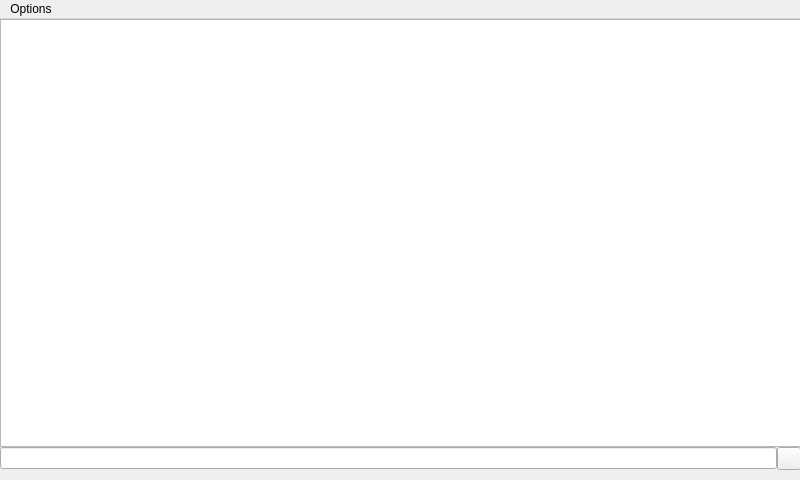
Above: singlealbumview.ui from gidzzz/openmediaplayer before the change. Below: the same form after it.
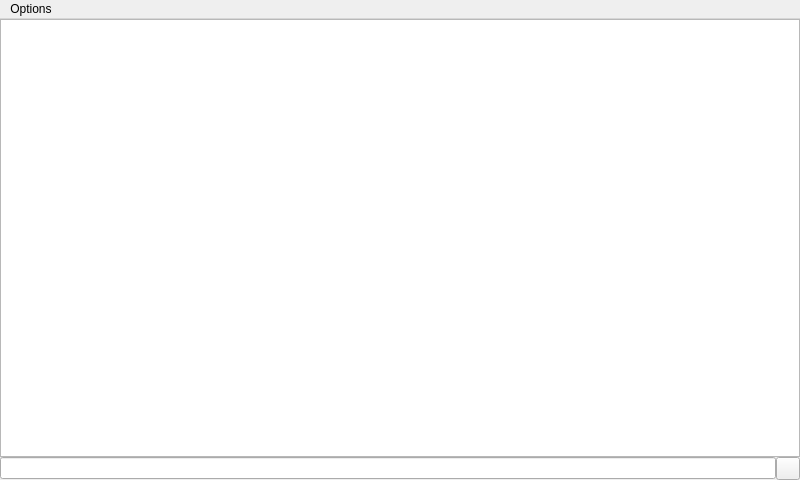
That is the form after the change. Custom widgets are drawn as their Qt base class.

The edit to the form file:
```diff
--- a/singlealbumview.ui
+++ b/singlealbumview.ui
@@ -21,19 +21,13 @@
      </rect>
     </property>
    </widget>
-   <widget class="QWidget" name="verticalLayoutWidget">
-    <property name="geometry">
-     <rect>
-      <x>0</x>
-      <y>0</y>
-      <width>801</width>
-      <height>451</height>
-     </rect>
-    </property>
     <layout class="QVBoxLayout" name="verticalLayout">
      <property name="spacing">
       <number>0</number>
      </property>
+    <property name="margin">
+     <number>0</number>
+    </property>
      <item>
       <widget class="FastListView" name="songList">
        <property name="contextMenuPolicy">
@@ -82,7 +76,6 @@
       </widget>
      </item>
     </layout>
-   </widget>
   </widget>
   <widget class="QMenuBar" name="menubar">
    <property name="geometry">
```
Left out of the diff: 2 changed lines with no effect on the pictures. Lines whose indentation alone changed are shown as unchanged.
